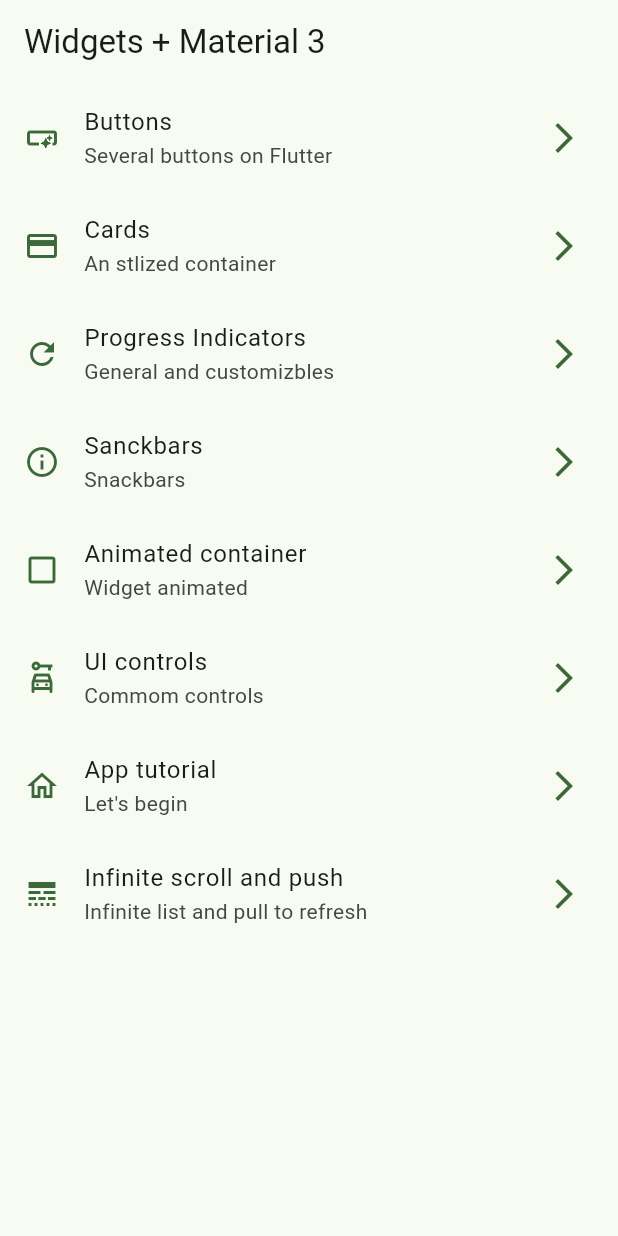
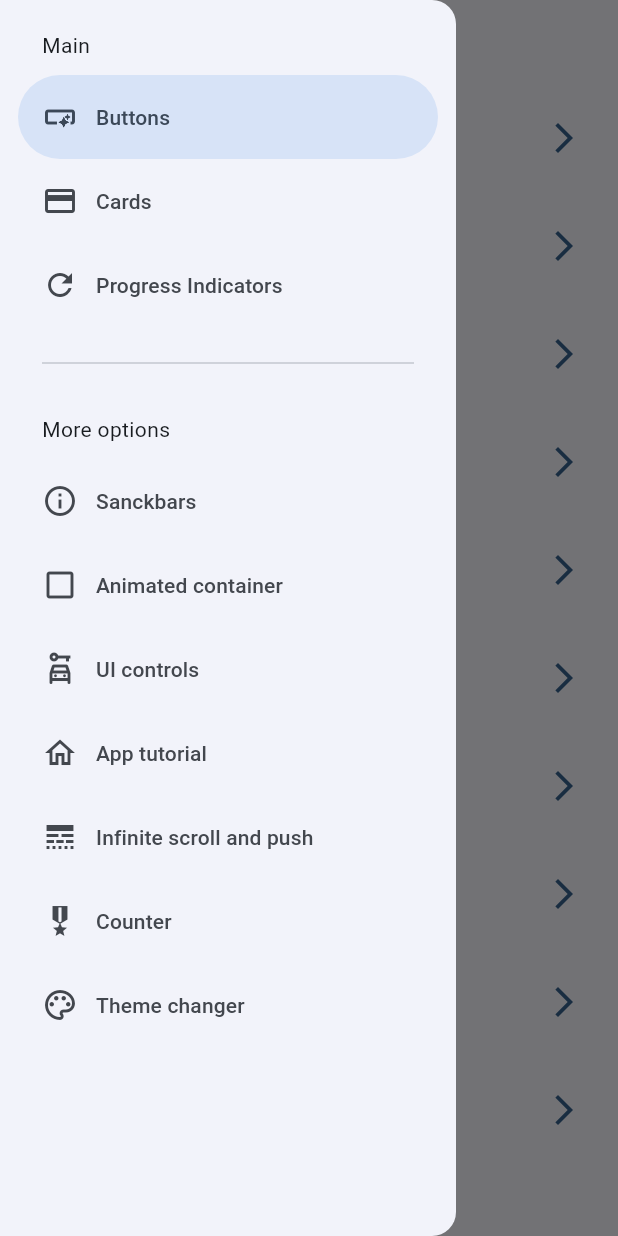
Before and after one commit to MichaelAmador/flutter-widgets, a Flutter app: the screen it shows after launch, with the side drawer open (before the commit the screen has no drawer), on a phone screen of 412 x 824 dp. Run offline on Flutter 3.47's test engine with Material 2 defaults, Android fonts, the phone set to English and light mode, and no system bars; our stand-ins replace animate_do, flutter_riverpod, go_router.

Commit message:
Themes using riverpod

```diff
--- a/lib/config/menu/menu_items.dart
+++ b/lib/config/menu/menu_items.dart
@@ -54,4 +54,14 @@ const appMenuItems = <MenuItems>[
       subTitle: 'Infinite list and pull to refresh',
       link: '/infinite',
       icon: Icons.line_style_outlined),
+  MenuItems(
+      title: 'Counter',
+      subTitle: 'Counts using riverpod',
+      link: '/counter',
+      icon: Icons.military_tech_sharp),
+  MenuItems(
+      title: 'Theme changer',
+      subTitle: 'Change app theme',
+      link: '/theme-changer',
+      icon: Icons.color_lens_outlined),
 ];
--- a/lib/config/router/app_router.dart
+++ b/lib/config/router/app_router.dart
@@ -49,5 +49,15 @@ final appRouter = GoRouter(
       name: InfiniteScrollScreen.name,
       builder: (context, state) => const InfiniteScrollScreen(),
     ),
+    GoRoute(
+      path: '/counter',
+      name: CounterScreen.name,
+      builder: (context, state) => const CounterScreen(),
+    ),
+    GoRoute(
+      path: '/theme-changer',
+      name: ThemeChangerScreen.name,
+      builder: (context, state) => const ThemeChangerScreen(),
+    ),
   ],
 );
--- a/lib/config/themes/app_theme.dart
+++ b/lib/config/themes/app_theme.dart
@@ -10,14 +10,16 @@ const colorList = <Color>[
 
 class AppTheme {
   final int selectedColor;
+  final bool isDarkMode;
 
-  AppTheme({this.selectedColor = 0})
+  AppTheme({this.selectedColor = 0, this.isDarkMode = false})
       : assert(selectedColor >= 0, 'Selected color must be greater than 0'),
         assert(selectedColor <= colorList.length - 1,
             'Selected color must be less or equal to ${colorList.length}');
 
   ThemeData getTheme() => ThemeData(
       useMaterial3: true,
+      brightness: isDarkMode ? Brightness.dark : Brightness.light,
       colorSchemeSeed: colorList[selectedColor],
       appBarTheme: const AppBarTheme(centerTitle: false));
 }
--- a/lib/main.dart
+++ b/lib/main.dart
@@ -1,24 +1,30 @@
 import 'dart:io';
 
 import 'package:flutter/material.dart';
+import 'package:flutter_riverpod/flutter_riverpod.dart';
+import 'package:widgets/presentations/providers/theme_provider.dart';
 import 'config/router/app_router.dart';
 import 'config/themes/app_theme.dart';
 
 void main() {
   // HttpOverrides.global = MyHttpOverrides();
-  runApp(const MainApp());
+
+  runApp(const ProviderScope(child: MainApp()));
 }
 
-class MainApp extends StatelessWidget {
+class MainApp extends ConsumerWidget {
   const MainApp({super.key});
 
   @override
-  Widget build(BuildContext context) {
+  Widget build(BuildContext context, ref) {
+    final isDarkMode = ref.watch(isDarkModeProvider);
+    final selectedColor = ref.watch(selectedColorProvider);
     return MaterialApp.router(
       title: 'Flutter Widgets',
       routerConfig: appRouter,
       debugShowCheckedModeBanner: false,
-      theme: AppTheme(selectedColor: 2).getTheme(),
+      theme: AppTheme(selectedColor: selectedColor, isDarkMode: isDarkMode)
+          .getTheme(),
     );
   }
 }
--- /dev/null
+++ b/lib/presentations/providers/counter_provider.dart
@@ -0,0 +1,3 @@
+import 'package:flutter_riverpod/flutter_riverpod.dart';
+
+final counterProvider = StateProvider<int>((ref) => 5);
--- /dev/null
+++ b/lib/presentations/providers/theme_provider.dart
@@ -0,0 +1,9 @@
+import 'package:flutter_riverpod/flutter_riverpod.dart';
+import 'package:widgets/config/themes/app_theme.dart';
+
+final isDarkModeProvider = StateProvider<bool>((ref) => false);
+
+// Immutable
+final colorListProvider = Provider((ref) => colorList);
+
+final selectedColorProvider = StateProvider((ref) => 0);
--- a/lib/presentations/screens/home/home_screen.dart
+++ b/lib/presentations/screens/home/home_screen.dart
@@ -1,6 +1,7 @@
 import 'package:flutter/material.dart';
 import 'package:go_router/go_router.dart';
 import 'package:widgets/config/menu/menu_items.dart';
+import 'package:widgets/presentations/widgets/side_menu.dart';
 
 class HomeScreen extends StatelessWidget {
   static const String name = 'home_screen';
@@ -8,11 +9,16 @@ class HomeScreen extends StatelessWidget {
 
   @override
   Widget build(BuildContext context) {
+    final scaffoldKey = GlobalKey<ScaffoldState>();
     return Scaffold(
+      key: scaffoldKey,
       appBar: AppBar(
         title: const Text('Widgets + Material 3'),
       ),
       body: const _HomeView(),
+      drawer: SideMenu(
+        scaffoldKey: scaffoldKey,
+      ),
     );
   }
 }
--- a/lib/presentations/screens/screens.dart
+++ b/lib/presentations/screens/screens.dart
@@ -2,8 +2,10 @@ export 'package:widgets/presentations/screens/animated/animated_screen.dart';
 export 'package:widgets/presentations/screens/app_tutorial/app_tutorial.dart';
 export 'package:widgets/presentations/screens/buttons/buttons_screen.dart';
 export 'package:widgets/presentations/screens/cards/cards_screen.dart';
+export 'package:widgets/presentations/screens/counter/counter_screen.dart';
 export 'package:widgets/presentations/screens/home/home_screen.dart';
 export 'package:widgets/presentations/screens/infinite_scroll/infinite_scroll_screen.dart';
 export 'package:widgets/presentations/screens/progress/progress_screen.dart';
 export 'package:widgets/presentations/screens/snackbar/snackbar_screen.dart';
+export 'package:widgets/presentations/screens/theme_changer/theme_changer.dart';
 export 'package:widgets/presentations/screens/ui_controls/ui_controls.dart';
--- /dev/null
+++ b/lib/presentations/widgets/side_menu.dart
@@ -0,0 +1,49 @@
+import 'package:flutter/material.dart';
+import 'package:go_router/go_router.dart';
+import 'package:widgets/config/menu/menu_items.dart';
+
+class SideMenu extends StatefulWidget {
+  final GlobalKey<ScaffoldState> scaffoldKey;
+  const SideMenu({super.key, required this.scaffoldKey});
+
+  @override
+  State<SideMenu> createState() => _SideMenuState();
+}
+
+class _SideMenuState extends State<SideMenu> {
+  int navDrawerIndex = 0;
+  @override
+  Widget build(BuildContext context) {
+    final hasNothc = MediaQuery.of(context).viewPadding.top > 35;
+    return NavigationDrawer(
+        selectedIndex: navDrawerIndex,
+        onDestinationSelected: (value) {
+          setState(() {
+            navDrawerIndex = value;
+          });
+
+          final menuItem = appMenuItems[value];
+          context.push(menuItem.link);
+          widget.scaffoldKey.currentState?.closeDrawer();
+        },
+        children: [
+          Padding(
+            padding: EdgeInsets.fromLTRB(28, hasNothc ? 0 : 20, 28, 10),
+            child: const Text('Main'),
+          ),
+          ...appMenuItems.sublist(0, 3).map((menu) =>
+              NavigationDrawerDestination(
+                  icon: Icon(menu.icon), label: Text(menu.title))),
+          const Padding(
+            padding: EdgeInsets.fromLTRB(28, 16, 28, 10),
+            child: Divider(),
+          ),
+          const Padding(
+            padding: EdgeInsets.fromLTRB(28, 16, 28, 10),
+            child: Text('More options'),
+          ),
+          ...appMenuItems.sublist(3).map((menu) => NavigationDrawerDestination(
+              icon: Icon(menu.icon), label: Text(menu.title))),
+        ]);
+  }
+}
--- a/pubspec.yaml
+++ b/pubspec.yaml
@@ -10,6 +10,7 @@ dependencies:
   animate_do: ^3.0.2
   flutter:
     sdk: flutter
+  flutter_riverpod: ^2.3.6
   go_router: ^7.0.0
 
 dev_dependencies:
```
Also changed, not shown: lib/presentations/screens/counter/counter_screen.dart (added, +43 -0 lines), lib/presentations/screens/theme_changer/theme_changer.dart (added, +57 -0 lines), pubspec.lock, 3 other files.
